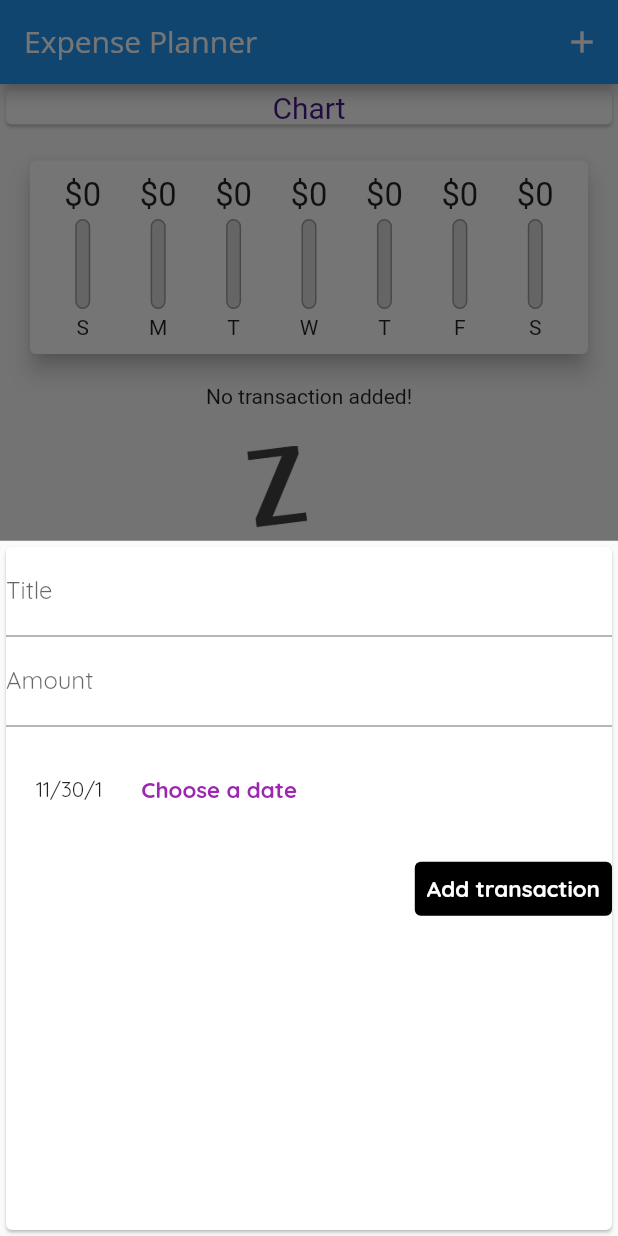
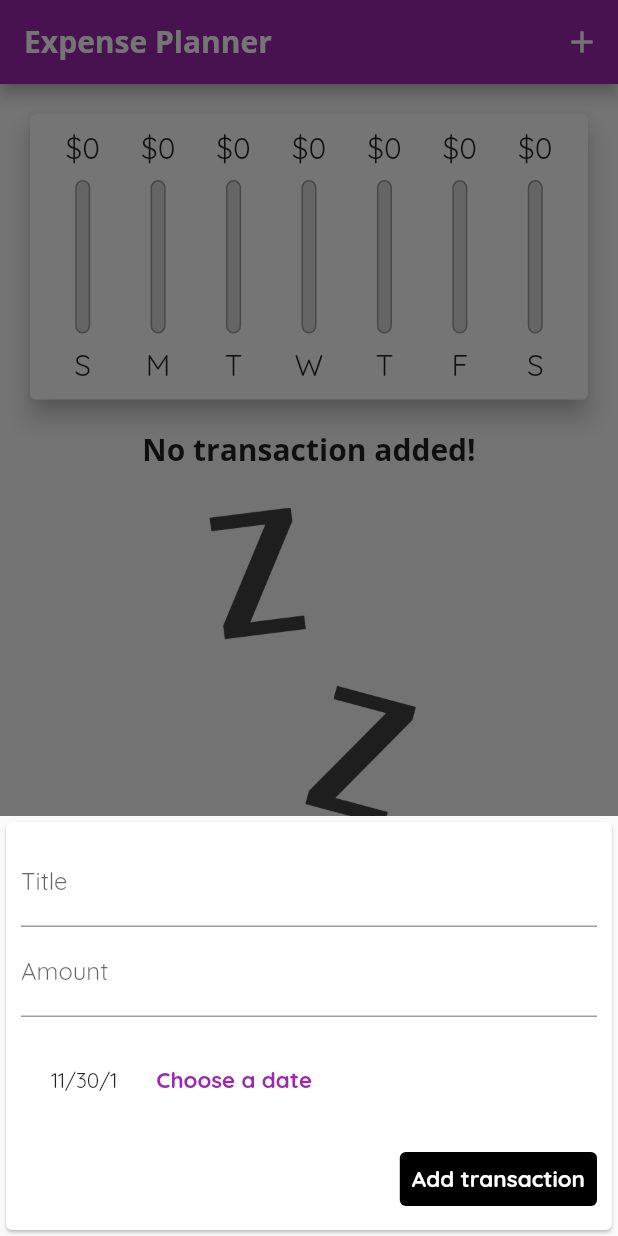
Before and after one commit to Kamraan3301/Flutter, a Flutter app: the screen it shows after launch, after a tap on the "add" icon, on a phone screen of 412 x 824 dp. Run offline on Flutter 3.47's test engine with Material 2 defaults, Android fonts, the phone set to English and light mode, and no system bars.

Commit message:
ExpensePlanner v2

```diff
--- a/lib/main.dart
+++ b/lib/main.dart
@@ -34,6 +34,7 @@ class MyHomePage extends StatefulWidget {
 
 class _MyHomePageState extends State<MyHomePage> {
   final List<Transaction> _userTransactions = [];
+  bool _showChart = false;
 
   List<Transaction> get _recentTransactions {
     return _userTransactions.where((tx) {
@@ -82,9 +83,10 @@ class _MyHomePageState extends State<MyHomePage> {
 
   @override
   Widget build(BuildContext context) {
-    return MaterialApp(
-      home: Scaffold(
-        appBar: AppBar(
+    final media = MediaQuery.of(context);
+    final _isLandscape =
+        MediaQuery.of(context).orientation == Orientation.landscape;
+    final appbars = AppBar(
       title: Text(
         'Expense Planner',
         style: TextStyle(fontFamily: 'OpenSans'),
@@ -96,27 +98,64 @@ class _MyHomePageState extends State<MyHomePage> {
             },
             icon: Icon(Icons.add))
       ],
-        ),
+    );
+    final txwidgetList = Container(
+        height: (media.size.height -
+                appbars.preferredSize.height -
+                media.padding.top) *
+            .70,
+        child: TransactionList(_userTransactions, _deleteTransaction));
+    return Scaffold(
+      appBar: appbars,
       body: SingleChildScrollView(
         child: Column(
             // mainAxisAlignment: MainAxisAlignment.start,
             crossAxisAlignment: CrossAxisAlignment.stretch,
             children: <Widget>[
-                Card(
-                  child: Container(
-                    width: double.infinity,
-                    child: Text(
-                      style: TextStyle(
-                          fontSize: 20,
-                          color: Color.fromARGB(255, 73, 21, 135)),
-                      'Chart',
-                      textAlign: TextAlign.center,
+              // Card(
+              //   child: Container(
+              //     width: double.infinity,
+              //     child: Text(
+              //       style: TextStyle(
+              //           fontSize: 20, color: Color.fromARGB(255, 73, 21, 135)),
+              //       'Chart',
+              //       textAlign: TextAlign.center,
+              //     ),
+              //   ),
+              //   // elevation: 60,
+              // ),
+              if (_isLandscape)
+                Row(
+                  mainAxisAlignment: MainAxisAlignment.center,
+                  children: <Widget>[
+                    Text("Show Chart"),
+                    Switch(
+                      value: _showChart,
+                      onChanged: (val) {
+                        setState(() {
+                          _showChart = val;
+                        });
+                      },
                     ),
+                  ],
                 ),
-                  // elevation: 60,
-                ),
-                Chart(_recentTransactions),
-                TransactionList(_userTransactions, _deleteTransaction),
+              if (!_isLandscape)
+                Container(
+                    height: (media.size.height -
+                            appbars.preferredSize.height -
+                            media.padding.top) *
+                        0.3,
+                    child: Chart(_recentTransactions)),
+              if (!_isLandscape) txwidgetList,
+              if (_isLandscape)
+                _showChart // aida bool value false default deya ase, jodiclick kori then true hobe taile chart ta show korbe otherwie list show korbe tai toh!
+                    ? Container(
+                        height: (media.size.height -
+                                appbars.preferredSize.height -
+                                media.padding.top) *
+                            0.7,
+                        child: Chart(_recentTransactions))
+                    : txwidgetList,
             ]),
       ),
       floatingActionButtonLocation: FloatingActionButtonLocation.centerFloat,
@@ -124,7 +163,6 @@ class _MyHomePageState extends State<MyHomePage> {
         child: Icon(Icons.add),
         onPressed: (() => _startAddNewTransaction(context)),
       ),
-      ),
     );
   }
 }
--- a/lib/widgets/chartBar.dart
+++ b/lib/widgets/chartBar.dart
@@ -9,19 +9,21 @@ class ChartBar extends StatelessWidget {
 
   @override
   Widget build(BuildContext context) {
+    return LayoutBuilder(
+      builder: (ctx, constraint) {
         return Column(
           children: <Widget>[
             Container(
-          height: 25,
+              height: constraint.maxHeight * .15,
               child: FittedBox(
                 child: Text('\$${spendingAmount.toStringAsFixed(0)}'),
               ),
             ),
             SizedBox(
-          height: 4,
+              height: constraint.maxHeight * .05,
             ),
             Container(
-          height: 60,
+              height: constraint.maxHeight * .6,
               width: 10,
               child: Stack(
                 children: <Widget>[
@@ -45,10 +47,15 @@ class ChartBar extends StatelessWidget {
               ),
             ),
             SizedBox(
-          height: 4,
+              height: constraint.maxHeight * .05,
             ),
-        Text(label),
+            Container(
+              height: constraint.maxHeight * .15,
+              child: FittedBox(child: Text(label)),
+            ),
           ],
+        );
+      },
     );
   }
 }
--- a/lib/widgets/new_transaction.dart
+++ b/lib/widgets/new_transaction.dart
@@ -54,8 +54,16 @@ class _NewTransactionState extends State<NewTransaction> {
 
   @override
   Widget build(BuildContext context) {
-    return Card(
+    return SingleChildScrollView(
+      //keyboard scroll er jonne
+      child: Card(
         child: Container(
+          padding: EdgeInsets.only(
+              top: 10,
+              left: 10,
+              right: 10,
+              bottom: MediaQuery.of(context).viewInsets.bottom +
+                  10), //viewinsect information dey softkeyboard er
           child: Column(
             crossAxisAlignment: CrossAxisAlignment.end,
             children: <Widget>[
@@ -120,6 +128,7 @@ class _NewTransactionState extends State<NewTransaction> {
             ],
           ),
         ),
+      ),
     );
     ;
   }
--- a/lib/widgets/totalExpense.dart
+++ b/lib/widgets/totalExpense.dart
@@ -0,0 +1,10 @@
+import 'package:flutter/material.dart';
+
+class MyWidget extends StatelessWidget {
+  const MyWidget({super.key});
+
+  @override
+  Widget build(BuildContext context) {
+    return Container();
+  }
+}
--- a/lib/widgets/transaction_list.dart
+++ b/lib/widgets/transaction_list.dart
@@ -10,11 +10,9 @@ class TransactionList extends StatelessWidget {
 
   @override
   Widget build(BuildContext context) {
-    return Container(
-      height: 400,
-      width: 300,
-      child: transactions.isEmpty
-          ? Column(
+    return transactions.isEmpty
+        ? LayoutBuilder(builder: (ctx, constraints) {
+            return Column(
               children: <Widget>[
                 Text(
                   'No transaction added!',
@@ -24,13 +22,14 @@ class TransactionList extends StatelessWidget {
                   height: 25,
                 ),
                 Container(
-                    height: 200,
+                    height: constraints.maxHeight * .6,
                     child: Image.asset(
                       'assets/images/waiting.png',
                       fit: BoxFit.cover,
                     )),
               ],
-            )
+            );
+          })
         : ListView.builder(
             itemBuilder: (context, index) {
               return Card(
@@ -102,7 +101,6 @@ class TransactionList extends StatelessWidget {
               // );
             },
             itemCount: transactions.length,
-            ),
           );
   }
 }
```
Lines whose indentation alone changed are shown as unchanged.
